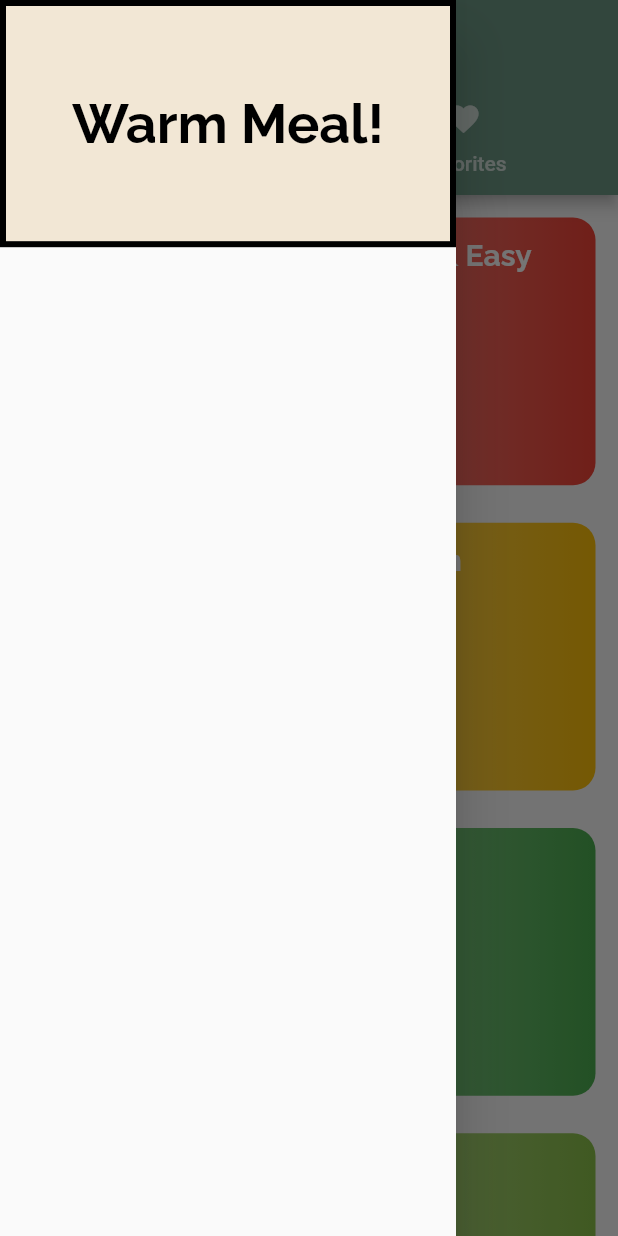
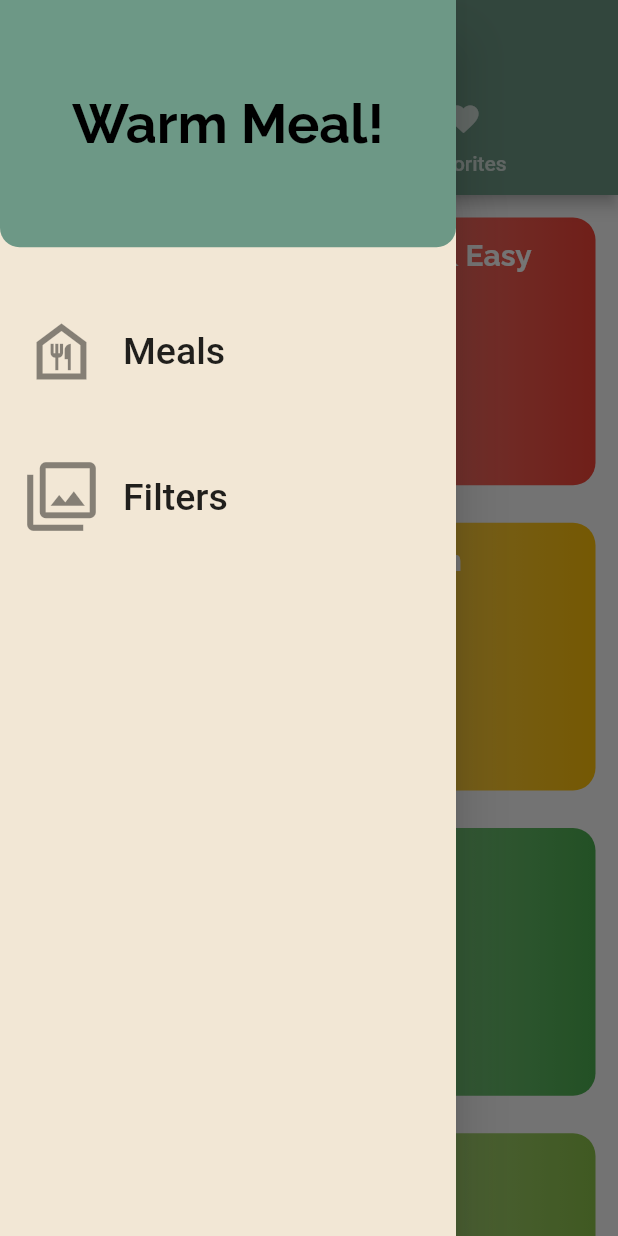
Before and after one commit to Wasim-Zaman/meal-app-rebuild-using-mvc-architecture, a Flutter app: the screen it shows after launch, with the side drawer open, on a phone screen of 412 x 824 dp. Run offline on Flutter 3.47's test engine with Material 2 defaults, Android fonts, the phone set to English and light mode, and no system bars; our stand-ins replace google_fonts.

Commit message:
Drawer links added

```diff
--- a/lib/view/widgets/main_drawer.dart
+++ b/lib/view/widgets/main_drawer.dart
@@ -3,23 +3,66 @@ import 'package:flutter/material.dart';
 class MainDrawer extends StatelessWidget {
   const MainDrawer({super.key});
 
+  void switchPage(BuildContext context) {}
+
   @override
   Widget build(BuildContext context) {
     return Drawer(
+      backgroundColor: Theme.of(context).accentColor,
       child: Column(
         children: [
           Container(
             height: MediaQuery.of(context).size.height * 0.2,
             decoration: BoxDecoration(
-              color: Theme.of(context).accentColor,
-              border: Border.all(width: 4),
+              color: Theme.of(context).primaryColor,
+              borderRadius: const BorderRadius.only(
+                bottomLeft: Radius.circular(13),
+                bottomRight: Radius.circular(13),
+              ),
             ),
             child: Center(
-                child: Text(
-              'Warm Meal!',
-              style: Theme.of(context).textTheme.headline3,
-            )),
-          )
+              child: Text(
+                'Warm Meal!',
+                style: Theme.of(context).textTheme.headline3,
+              ),
+            ),
+          ),
+          SizedBox(
+            height: MediaQuery.of(context).size.height * 0.05,
+          ),
+          ListTile(
+            leading: const Icon(
+              Icons.food_bank_outlined,
+              size: 50,
+            ),
+            title: const Text(
+              'Meals',
+              style: TextStyle(
+                fontSize: 25,
+              ),
+            ),
+            onTap: () {
+              switchPage(context);
+            },
+          ),
+          SizedBox(
+            height: MediaQuery.of(context).size.height * 0.05,
+          ),
+          ListTile(
+            leading: const Icon(
+              Icons.filter,
+              size: 50,
+            ),
+            title: const Text(
+              'Filters',
+              style: TextStyle(
+                fontSize: 25,
+              ),
+            ),
+            onTap: () {
+              switchPage(context);
+            },
+          ),
         ],
       ),
     );
```
